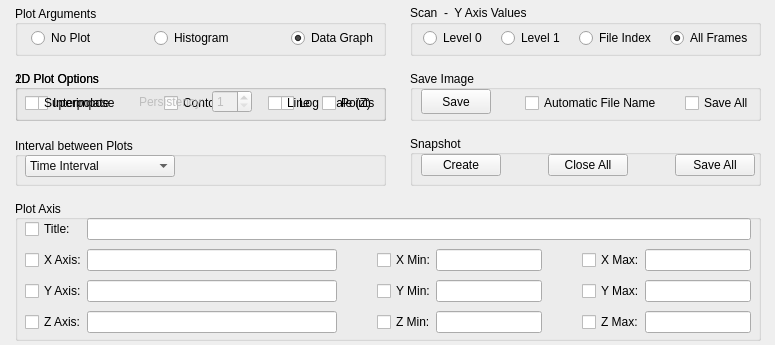
This is slsDetectorGui/forms/form_tab_plot.ui in slsdetectorgroup/slsDetectorPackage as Qt 5 draws it before an edit. The edited form follows.
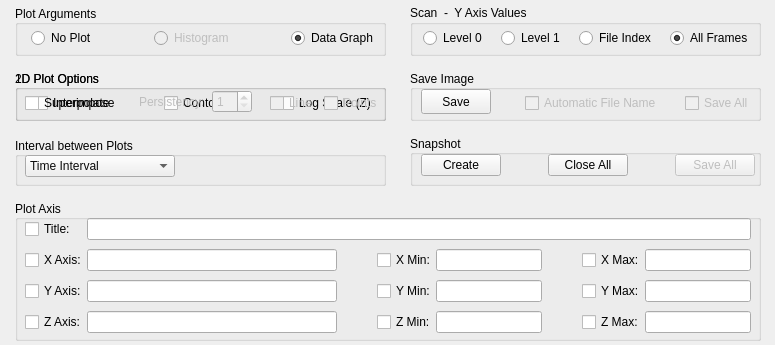
This is the edited form.

```diff
--- a/slsDetectorGui/forms/form_tab_plot.ui
+++ b/slsDetectorGui/forms/form_tab_plot.ui
@@ -196,7 +196,7 @@
      <rect>
       <x>10</x>
       <y>20</y>
-      <width>356</width>
+      <width>358</width>
       <height>26</height>
      </rect>
     </property>
@@ -219,6 +219,9 @@
      </item>
      <item row="0" column="3">
       <widget class="QCheckBox" name="checkBox">
+       <property name="enabled">
+        <bool>false</bool>
+       </property>
        <property name="sizePolicy">
         <sizepolicy hsizetype="Fixed" vsizetype="Fixed">
          <horstretch>0</horstretch>
@@ -232,6 +235,9 @@
      </item>
      <item row="0" column="4">
       <widget class="QCheckBox" name="checkBox_2">
+       <property name="enabled">
+        <bool>false</bool>
+       </property>
        <property name="sizePolicy">
         <sizepolicy hsizetype="Fixed" vsizetype="Fixed">
          <horstretch>0</horstretch>
@@ -373,6 +379,9 @@
      </item>
      <item>
       <widget class="QCheckBox" name="chkAutoFName">
+       <property name="enabled">
+        <bool>false</bool>
+       </property>
        <property name="sizePolicy">
         <sizepolicy hsizetype="Fixed" vsizetype="Fixed">
          <horstretch>0</horstretch>
@@ -402,6 +411,9 @@
      </item>
      <item>
       <widget class="QCheckBox" name="chkSaveAll">
+       <property name="enabled">
+        <bool>false</bool>
+       </property>
        <property name="sizePolicy">
         <sizepolicy hsizetype="Fixed" vsizetype="Fixed">
          <horstretch>0</horstretch>
@@ -1054,6 +1066,9 @@
      </item>
      <item row="0" column="2">
       <widget class="QRadioButton" name="radioHistogram">
+       <property name="enabled">
+        <bool>false</bool>
+       </property>
        <property name="sizePolicy">
         <sizepolicy hsizetype="Fixed" vsizetype="Fixed">
          <horstretch>0</horstretch>
@@ -1442,6 +1457,9 @@
      </item>
      <item row="0" column="4">
       <widget class="QPushButton" name="btnCloseClones_2">
+       <property name="enabled">
+        <bool>false</bool>
+       </property>
        <property name="sizePolicy">
         <sizepolicy hsizetype="Fixed" vsizetype="Fixed">
          <horstretch>0</horstretch>
```
